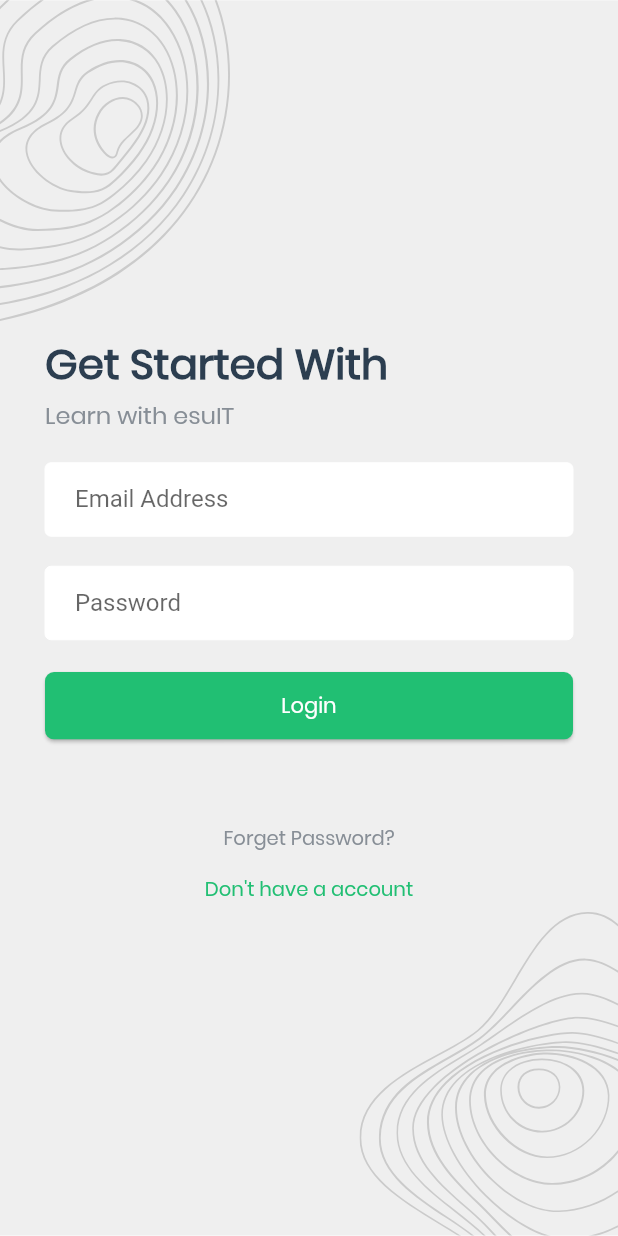
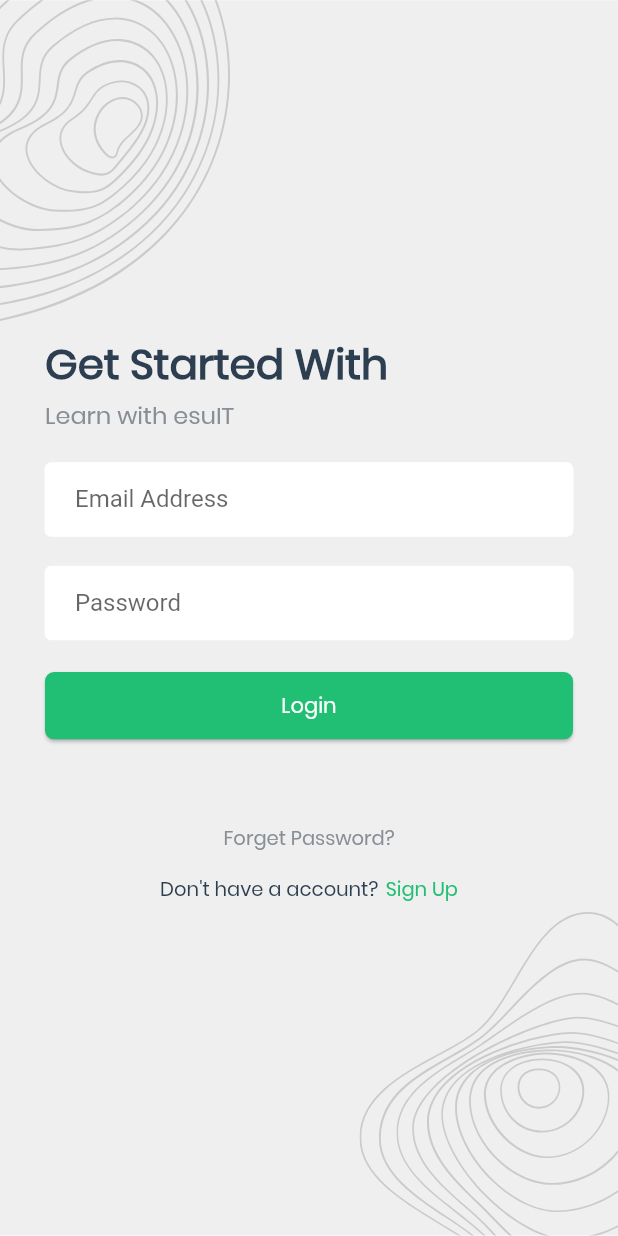
Before and after one commit to Md-Sifatullah617/task_management_app, a Flutter app: the screen it shows after launch, on a phone screen of 412 x 824 dp. Run offline on Flutter 3.47's test engine with Material 2 defaults, Android fonts, the phone set to English and light mode, and no system bars; our stand-ins replace flutter_svg, fluttertoast, pin_code_fields, shared_preferences.

Commit message:
login page done

```diff
--- a/lib/screen/onboarding/login_screen.dart
+++ b/lib/screen/onboarding/login_screen.dart
@@ -119,15 +119,25 @@ class _LoginScreenState extends State<LoginScreen> {
                                 const SizedBox(
                                   height: 15,
                                 ),
+                                Row(
+                                  mainAxisAlignment: MainAxisAlignment.center,
+                                  children: [
+                                    Text(
+                                      "Don't have a account?",
+                                      style: head7Text(colorDarkBlue),
+                                    ),
+                                    const SizedBox(width: 5,),
                                     InkWell(
                                       onTap: () {
                                         Navigator.pushNamed(
-                                        context, '/registration');
+                                            context, "/registration");
                                       },
                                       child: Text(
-                                    "Don't have a account",
+                                        "Sign Up",
                                         style: head7Text(colorGreen),
                                       ),
+                                    ),
+                                  ],
                                 )
                               ],
                             ),
```
Lines whose indentation alone changed are shown as unchanged.
